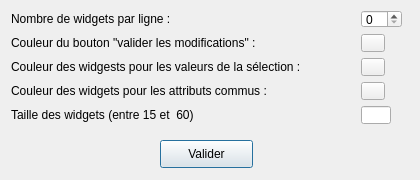
Above: param.ui from IGNF/jeux_attribut_generique_plugin_qgis before the change. Below: the same form after it.
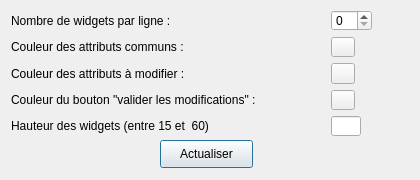
That is the form after the change. Icons and pictures are not drawn. Custom widgets are drawn as their Qt base class.

The edit to the form file:
```diff
--- a/param.ui
+++ b/param.ui
@@ -32,6 +32,9 @@
    <string>Dialog</string>
   </property>
   <widget class="QPushButton" name="pushButtonOk">
+   <property name="enabled">
+    <bool>true</bool>
+   </property>
    <property name="geometry">
     <rect>
      <x>160</x>
@@ -40,8 +43,14 @@
      <height>28</height>
     </rect>
    </property>
+   <property name="sizePolicy">
+    <sizepolicy hsizetype="Fixed" vsizetype="Fixed">
+     <horstretch>0</horstretch>
+     <verstretch>0</verstretch>
+    </sizepolicy>
+   </property>
    <property name="text">
-    <string>Valider</string>
+    <string>Actualiser</string>
    </property>
   </widget>
   <widget class="QWidget" name="layoutWidget">
@@ -49,58 +58,14 @@
     <rect>
      <x>11</x>
      <y>10</y>
-     <width>391</width>
-     <height>114</height>
+     <width>361</width>
+     <height>126</height>
     </rect>
    </property>
    <layout class="QGridLayout" name="gridLayout">
     <item row="2" column="1">
      <widget class="QgsColorButton" name="mColorButton_btn_sel"/>
     </item>
-    <item row="3" column="0">
-     <widget class="QLabel" name="label_4">
-      <property name="sizePolicy">
-       <sizepolicy hsizetype="Fixed" vsizetype="Preferred">
-        <horstretch>0</horstretch>
-        <verstretch>0</verstretch>
-       </sizepolicy>
-      </property>
-      <property name="minimumSize">
-       <size>
-        <width>250</width>
-        <height>0</height>
-       </size>
-      </property>
-      <property name="maximumSize">
-       <size>
-        <width>500</width>
-        <height>16777215</height>
-       </size>
-      </property>
-      <property name="baseSize">
-       <size>
-        <width>220</width>
-        <height>0</height>
-       </size>
-      </property>
-      <property name="text">
-       <string>Couleur des widgets pour les attributs commus :</string>
-      </property>
-     </widget>
-    </item>
-    <item row="1" column="0">
-     <widget class="QLabel" name="label_3">
-      <property name="maximumSize">
-       <size>
-        <width>500</width>
-        <height>16777215</height>
-       </size>
-      </property>
-      <property name="text">
-       <string>Couleur du bouton &quot;valider les modifications&quot; : </string>
-      </property>
-     </widget>
-    </item>
     <item row="0" column="1">
      <widget class="QSpinBox" name="spinBoxNbwidget">
       <property name="sizePolicy">
@@ -124,9 +89,6 @@
       </property>
      </widget>
     </item>
-    <item row="1" column="1">
-     <widget class="QgsColorButton" name="mColorButton_btn_valider"/>
-    </item>
     <item row="2" column="0">
      <widget class="QLabel" name="label_2">
       <property name="minimumSize">
@@ -142,17 +104,7 @@
        </size>
       </property>
       <property name="text">
-       <string>Couleur des widgests pour les valeurs de la sélection :</string>
-      </property>
-     </widget>
-    </item>
-    <item row="3" column="1">
-     <widget class="QgsColorButton" name="mColorButton_btn_commun"/>
-    </item>
-    <item row="4" column="0">
-     <widget class="QLabel" name="label_taille_btn">
-      <property name="text">
-       <string>Taille des widgets (entre 15 et  60)</string>
+       <string>Couleur des attributs à modifier :</string>
       </property>
      </widget>
     </item>
@@ -172,24 +124,82 @@
       </property>
      </widget>
     </item>
+    <item row="4" column="0">
+     <layout class="QHBoxLayout" name="horizontalLayout">
+      <item>
+       <widget class="QLabel" name="label_taille_btn">
+        <property name="text">
+         <string>Hauteur des widgets (entre 15 et  60)</string>
+        </property>
+       </widget>
+      </item>
+      <item>
+       <widget class="QLabel" name="label_warning">
+        <property name="text">
+         <string/>
+        </property>
+        <property name="pixmap">
+         <pixmap>icons/warning.png</pixmap>
+        </property>
+        <property name="alignment">
+         <set>Qt::AlignRight|Qt::AlignTrailing|Qt::AlignVCenter</set>
+        </property>
+       </widget>
+      </item>
+     </layout>
+    </item>
+    <item row="1" column="0">
+     <widget class="QLabel" name="label_4">
+      <property name="sizePolicy">
+       <sizepolicy hsizetype="Fixed" vsizetype="Preferred">
+        <horstretch>0</horstretch>
+        <verstretch>0</verstretch>
+       </sizepolicy>
+      </property>
+      <property name="minimumSize">
+       <size>
+        <width>250</width>
+        <height>0</height>
+       </size>
+      </property>
+      <property name="maximumSize">
+       <size>
+        <width>500</width>
+        <height>16777215</height>
+       </size>
+      </property>
+      <property name="baseSize">
+       <size>
+        <width>220</width>
+        <height>0</height>
+       </size>
+      </property>
+      <property name="text">
+       <string>Couleur des attributs communs :</string>
+      </property>
+     </widget>
+    </item>
+    <item row="3" column="0">
+     <widget class="QLabel" name="label_3">
+      <property name="maximumSize">
+       <size>
+        <width>500</width>
+        <height>16777215</height>
+       </size>
+      </property>
+      <property name="text">
+       <string>Couleur du bouton &quot;valider les modifications&quot; : </string>
+      </property>
+     </widget>
+    </item>
+    <item row="1" column="1">
+     <widget class="QgsColorButton" name="mColorButton_btn_commun"/>
+    </item>
+    <item row="3" column="1">
+     <widget class="QgsColorButton" name="mColorButton_btn_valider"/>
+    </item>
    </layout>
   </widget>
-  <widget class="QLabel" name="label_warning">
-   <property name="geometry">
-    <rect>
-     <x>395</x>
-     <y>106</y>
-     <width>16</width>
-     <height>16</height>
-    </rect>
-   </property>
-   <property name="text">
-    <string/>
-   </property>
-   <property name="pixmap">
-    <pixmap>icons/warning.png</pixmap>
-   </property>
-  </widget>
  </widget>
  <customwidgets>
   <customwidget>
```
